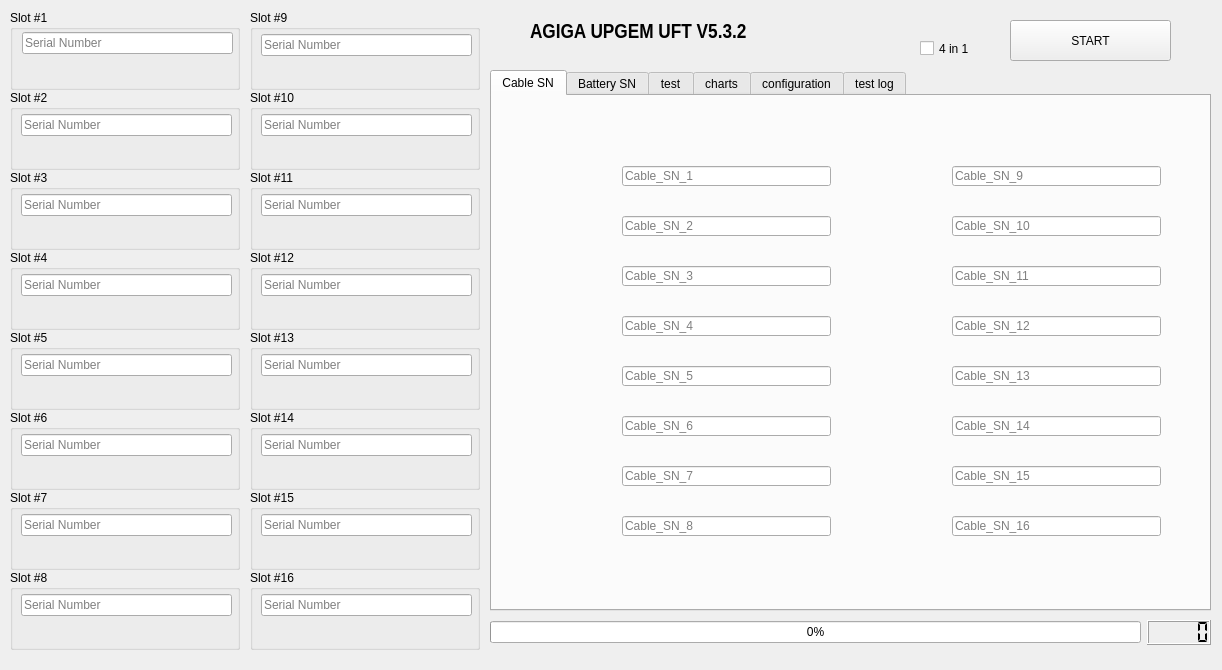
First picture: the form in src/UFT_GUI/UFT_Ui.ui, repository zhoupisen/Garnet, before the edit.
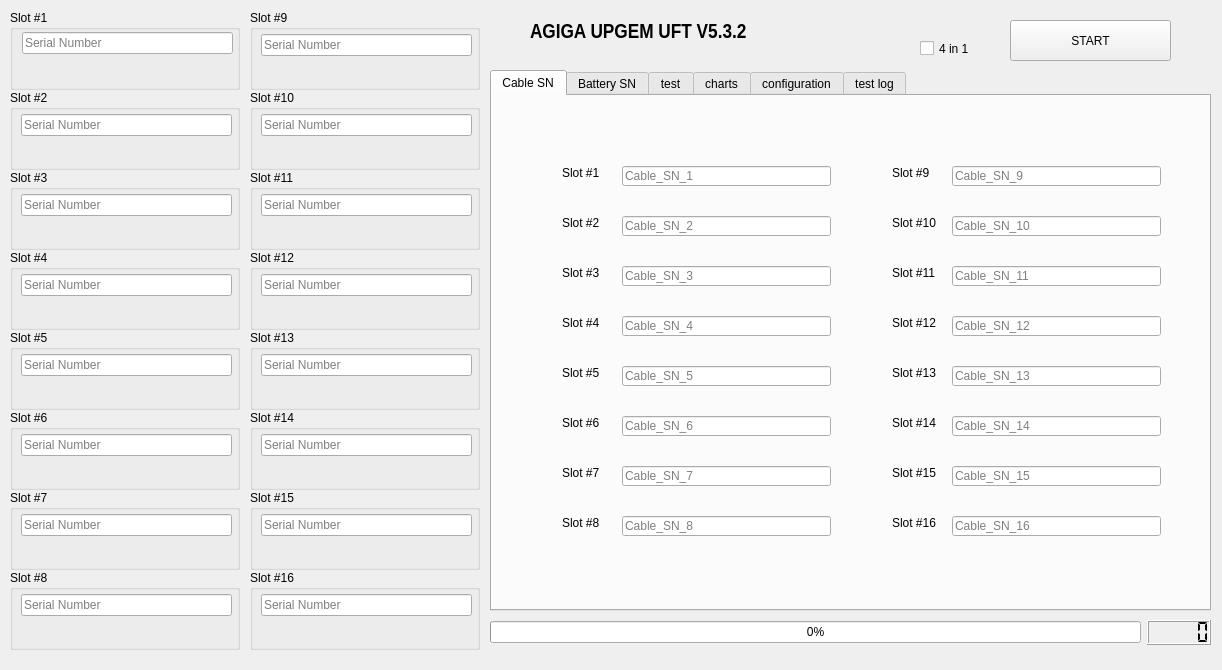
Second picture: the form after the edit. The open tabs and pages were chosen to show the change. Custom widgets are drawn as their Qt base class.

Commit message: Update UI - 1. Add label for indicator. 2. Add tab stop index.

```diff
--- a/src/UFT_GUI/UFT_Ui.ui
+++ b/src/UFT_GUI/UFT_Ui.ui
@@ -243,6 +243,214 @@
       <string>Cable_SN_3</string>
      </property>
     </widget>
+    <widget class="QLabel" name="label">
+     <property name="geometry">
+      <rect>
+       <x>70</x>
+       <y>70</y>
+       <width>46</width>
+       <height>13</height>
+      </rect>
+     </property>
+     <property name="text">
+      <string>Slot #1</string>
+     </property>
+    </widget>
+    <widget class="QLabel" name="label_17">
+     <property name="geometry">
+      <rect>
+       <x>70</x>
+       <y>120</y>
+       <width>46</width>
+       <height>13</height>
+      </rect>
+     </property>
+     <property name="text">
+      <string>Slot #2</string>
+     </property>
+    </widget>
+    <widget class="QLabel" name="label_18">
+     <property name="geometry">
+      <rect>
+       <x>70</x>
+       <y>170</y>
+       <width>46</width>
+       <height>13</height>
+      </rect>
+     </property>
+     <property name="text">
+      <string>Slot #3</string>
+     </property>
+    </widget>
+    <widget class="QLabel" name="label_19">
+     <property name="geometry">
+      <rect>
+       <x>70</x>
+       <y>220</y>
+       <width>46</width>
+       <height>13</height>
+      </rect>
+     </property>
+     <property name="text">
+      <string>Slot #4</string>
+     </property>
+    </widget>
+    <widget class="QLabel" name="label_20">
+     <property name="geometry">
+      <rect>
+       <x>70</x>
+       <y>270</y>
+       <width>46</width>
+       <height>13</height>
+      </rect>
+     </property>
+     <property name="text">
+      <string>Slot #5</string>
+     </property>
+    </widget>
+    <widget class="QLabel" name="label_21">
+     <property name="geometry">
+      <rect>
+       <x>70</x>
+       <y>320</y>
+       <width>46</width>
+       <height>13</height>
+      </rect>
+     </property>
+     <property name="text">
+      <string>Slot #6</string>
+     </property>
+    </widget>
+    <widget class="QLabel" name="label_22">
+     <property name="geometry">
+      <rect>
+       <x>70</x>
+       <y>370</y>
+       <width>46</width>
+       <height>13</height>
+      </rect>
+     </property>
+     <property name="text">
+      <string>Slot #7</string>
+     </property>
+    </widget>
+    <widget class="QLabel" name="label_23">
+     <property name="geometry">
+      <rect>
+       <x>70</x>
+       <y>420</y>
+       <width>46</width>
+       <height>13</height>
+      </rect>
+     </property>
+     <property name="text">
+      <string>Slot #8</string>
+     </property>
+    </widget>
+    <widget class="QLabel" name="label_24">
+     <property name="geometry">
+      <rect>
+       <x>400</x>
+       <y>70</y>
+       <width>46</width>
+       <height>13</height>
+      </rect>
+     </property>
+     <property name="text">
+      <string>Slot #9</string>
+     </property>
+    </widget>
+    <widget class="QLabel" name="label_25">
+     <property name="geometry">
+      <rect>
+       <x>400</x>
+       <y>120</y>
+       <width>46</width>
+       <height>13</height>
+      </rect>
+     </property>
+     <property name="text">
+      <string>Slot #10</string>
+     </property>
+    </widget>
+    <widget class="QLabel" name="label_26">
+     <property name="geometry">
+      <rect>
+       <x>400</x>
+       <y>170</y>
+       <width>46</width>
+       <height>13</height>
+      </rect>
+     </property>
+     <property name="text">
+      <string>Slot #11</string>
+     </property>
+    </widget>
+    <widget class="QLabel" name="label_27">
+     <property name="geometry">
+      <rect>
+       <x>400</x>
+       <y>220</y>
+       <width>46</width>
+       <height>13</height>
+      </rect>
+     </property>
+     <property name="text">
+      <string>Slot #12</string>
+     </property>
+    </widget>
+    <widget class="QLabel" name="label_28">
+     <property name="geometry">
+      <rect>
+       <x>400</x>
+       <y>270</y>
+       <width>46</width>
+       <height>13</height>
+      </rect>
+     </property>
+     <property name="text">
+      <string>Slot #13</string>
+     </property>
+    </widget>
+    <widget class="QLabel" name="label_29">
+     <property name="geometry">
+      <rect>
+       <x>400</x>
+       <y>320</y>
+       <width>46</width>
+       <height>13</height>
+      </rect>
+     </property>
+     <property name="text">
+      <string>Slot #14</string>
+     </property>
+    </widget>
+    <widget class="QLabel" name="label_30">
+     <property name="geometry">
+      <rect>
+       <x>400</x>
+       <y>370</y>
+       <width>46</width>
+       <height>13</height>
+      </rect>
+     </property>
+     <property name="text">
+      <string>Slot #15</string>
+     </property>
+    </widget>
+    <widget class="QLabel" name="label_31">
+     <property name="geometry">
+      <rect>
+       <x>400</x>
+       <y>420</y>
+       <width>46</width>
+       <height>13</height>
+      </rect>
+     </property>
+     <property name="text">
+      <string>Slot #16</string>
+     </property>
+    </widget>
    </widget>
    <widget class="QWidget" name="tab_hybridcell">
     <attribute name="title">
```
Left out of the diff: 273 changed lines with no effect on the pictures. The commit also changes 1 other file.
